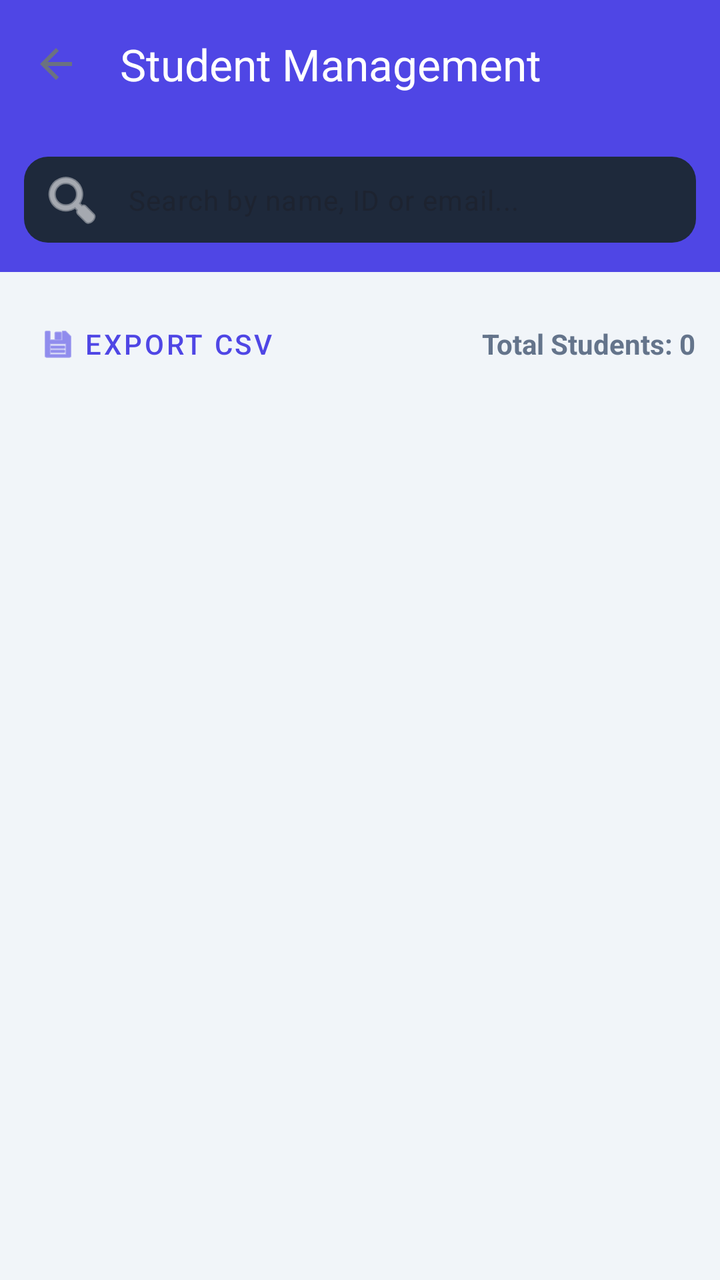
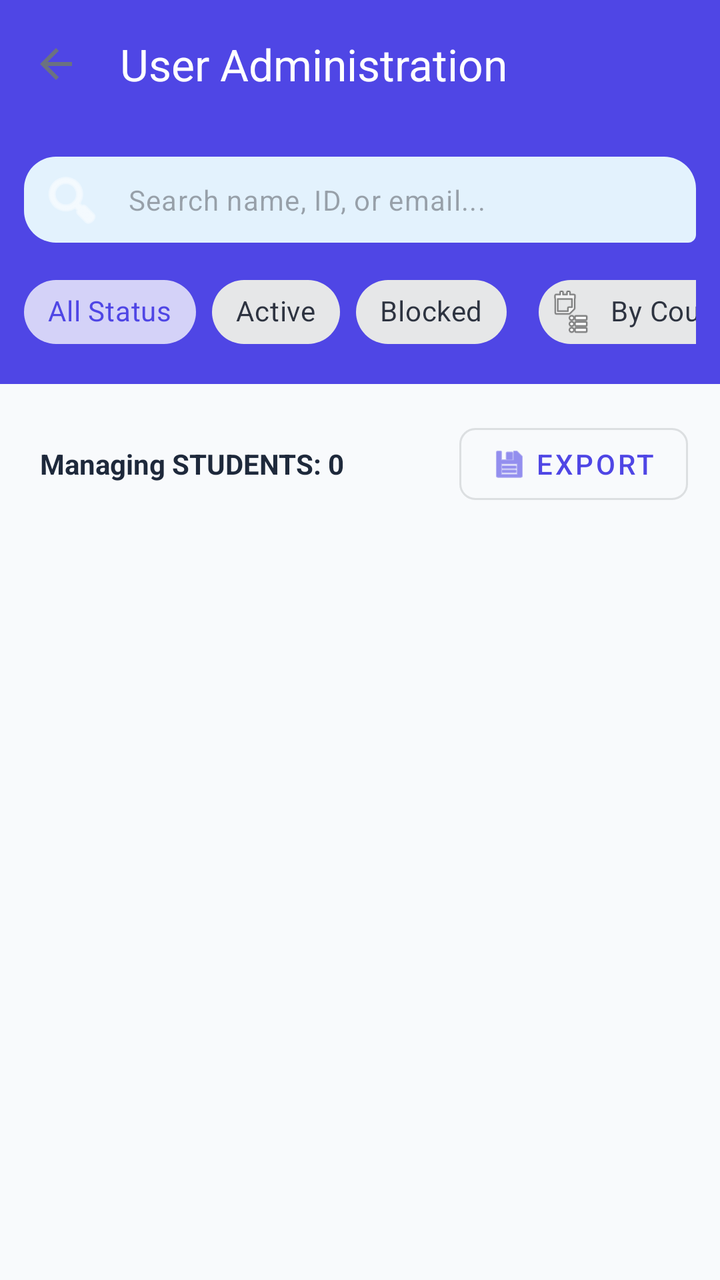

Two renders of the same Android screen: before a commit and after it. Below are the layout's source before the change and the commit's diff.
<!-- AndroidManifest.xml: application theme Theme.TestApp -->
<!-- res/layout/activity_admin_user_management.xml -->
<?xml version="1.0" encoding="utf-8"?>
<androidx.coordinatorlayout.widget.CoordinatorLayout xmlns:android="http://schemas.android.com/apk/res/android"
    xmlns:app="http://schemas.android.com/apk/res-auto"
    xmlns:tools="http://schemas.android.com/tools"
    android:layout_width="match_parent"
    android:layout_height="match_parent"
    android:background="#F1F5F9"
    tools:context=".AdminUserManagementActivity">

    <com.google.android.material.appbar.AppBarLayout
        android:layout_width="match_parent"
        android:layout_height="wrap_content">
        <androidx.appcompat.widget.Toolbar
            android:id="@+id/userMgmtToolbar"
            android:layout_width="match_parent"
            android:layout_height="?attr/actionBarSize"
            android:background="@color/colorPrimary"
            app:navigationIcon="?attr/homeAsUpIndicator"
            app:title="Student Management"
            app:titleTextColor="@color/white" />

        <com.google.android.material.textfield.TextInputLayout
            android:layout_width="match_parent"
            android:layout_height="wrap_content"
            android:padding="12dp"
            android:background="@color/colorPrimary"
            app:hintEnabled="false"
            app:startIconDrawable="@android:drawable/ic_menu_search"
            app:startIconTint="@color/white">
            <com.google.android.material.textfield.TextInputEditText
                android:id="@+id/etSearchUser"
                android:layout_width="match_parent"
                android:layout_height="wrap_content"
                android:hint="Search by name, ID or email..."
                android:textColor="@color/white"
                android:background="@drawable/bg_rounded_dark"
                android:padding="12dp"
                android:textSize="14sp" />
        </com.google.android.material.textfield.TextInputLayout>
    </com.google.android.material.appbar.AppBarLayout>

    <androidx.core.widget.NestedScrollView
        android:layout_width="match_parent"
        android:layout_height="match_parent"
        app:layout_behavior="@string/appbar_scrolling_view_behavior">

        <LinearLayout
            android:layout_width="match_parent"
            android:layout_height="wrap_content"
            android:orientation="vertical"
            android:padding="12dp">

            <LinearLayout
                android:layout_width="match_parent"
                android:layout_height="wrap_content"
                android:orientation="horizontal"
                android:gravity="center_vertical"
                android:layout_marginBottom="12dp">

                <com.google.android.material.button.MaterialButton
                    android:id="@+id/btnExportData"
                    style="@style/Widget.MaterialComponents.Button.TextButton"
                    android:layout_width="wrap_content"
                    android:layout_height="wrap_content"
                    android:text="Export CSV"
                    app:icon="@android:drawable/ic_menu_save" />

                <View android:layout_width="0dp" android:layout_height="0dp" android:layout_weight="1" />

                <TextView
                    android:id="@+id/tvUserCount"
                    android:layout_width="wrap_content"
                    android:layout_height="wrap_content"
                    android:text="Total Students: 0"
                    android:textStyle="bold"
                    android:textColor="#64748B"/>
            </LinearLayout>

            <LinearLayout
                android:id="@+id/userListContainer"
                android:layout_width="match_parent"
                android:layout_height="wrap_content"
                android:orientation="vertical" />

        </LinearLayout>
    </androidx.core.widget.NestedScrollView>

</androidx.coordinatorlayout.widget.CoordinatorLayout>
<!-- resources referenced by this layout -->
<resources>
  <color name="colorPrimary">@color/primary_indigo</color>
  <color name="white">#FFFFFFFF</color>
  <!-- drawable bg_rounded_dark (drawable) -->
  <?xml version="1.0" encoding="utf-8"?>
  <shape xmlns:android="http://schemas.android.com/apk/res/android">
      <solid android:color="#1E293B" />
      <corners android:radius="12dp" />
  </shape>
  <style name="Theme.TestApp" parent="Base.Theme.TestApp" />
  <color name="primary_indigo">#4F46E5</color>
  <style name="Base.Theme.TestApp" parent="Theme.Material3.DayNight.NoActionBar">
          
          <item name="colorPrimary">@color/blue_600</item>
          <item name="colorOnPrimary">@color/white</item>
          <item name="colorPrimaryContainer">@color/blue_500</item>
          <item name="colorOnPrimaryContainer">@color/white</item>
  
          
          <item name="colorSecondary">@color/slate_700</item>
          <item name="colorOnSecondary">@color/white</item>
          <item name="colorSecondaryContainer">#E0E7FF</item>
          <item name="colorOnSecondaryContainer">@color/blue_600</item>
  
          
          <item name="android:windowBackground">@color/slate_50</item>
          <item name="colorSurface">@color/white</item>
          <item name="colorOnSurface">@color/slate_900</item>
          <item name="colorSurfaceVariant">#F3F4F6</item>
          <item name="colorOnSurfaceVariant">@color/slate_700</item>
          <item name="colorOutline">@color/slate_200</item>
  
          
          <item name="android:textColorPrimary">@color/slate_900</item>
          <item name="android:textColorSecondary">@color/slate_500</item>
  
          
          <item name="android:statusBarColor">@color/white</item>
          <item name="android:windowLightStatusBar">true</item>
  
          
          <item name="itemIconTint">@color/nav_item_colors</item>
          <item name="itemTextColor">@color/nav_item_colors</item>
      </style>
  <color name="blue_600">@color/primary_indigo</color>
  <color name="blue_500">#6366F1</color>
  <color name="slate_700">#374151</color>
  <color name="slate_50">@color/background_off_white</color>
  <color name="slate_900">@color/text_primary_dark</color>
  <color name="slate_200">@color/border_light_grey</color>
  <color name="slate_500">@color/text_secondary_grey</color>
  <color name="background_off_white">#F9FAFB</color>
  <color name="text_primary_dark">#111827</color>
  <color name="border_light_grey">#E5E7EB</color>
  <color name="text_secondary_grey">#6B7280</color>
</resources>

<!-- the commit's change to res/layout/activity_admin_user_management.xml (unified diff, before → after) -->
@@ -4,39 +4,103 @@
     xmlns:tools="http://schemas.android.com/tools"
     android:layout_width="match_parent"
     android:layout_height="match_parent"
-    android:background="#F1F5F9"
+    android:background="#F8FAFC"
     tools:context=".AdminUserManagementActivity">
 
     <com.google.android.material.appbar.AppBarLayout
         android:layout_width="match_parent"
-        android:layout_height="wrap_content">
+        android:layout_height="wrap_content"
+        android:background="@color/colorPrimary">
+
         <androidx.appcompat.widget.Toolbar
             android:id="@+id/userMgmtToolbar"
             android:layout_width="match_parent"
             android:layout_height="?attr/actionBarSize"
-            android:background="@color/colorPrimary"
             app:navigationIcon="?attr/homeAsUpIndicator"
-            app:title="Student Management"
+            app:title="User Administration"
             app:titleTextColor="@color/white" />
 
-        <com.google.android.material.textfield.TextInputLayout
+        <LinearLayout
             android:layout_width="match_parent"
             android:layout_height="wrap_content"
-            android:padding="12dp"
-            android:background="@color/colorPrimary"
-            app:hintEnabled="false"
-            app:startIconDrawable="@android:drawable/ic_menu_search"
-            app:startIconTint="@color/white">
-            <com.google.android.material.textfield.TextInputEditText
-                android:id="@+id/etSearchUser"
+            android:orientation="vertical"
+            android:padding="12dp">
+
+            <com.google.android.material.textfield.TextInputLayout
                 android:layout_width="match_parent"
                 android:layout_height="wrap_content"
-                android:hint="Search by name, ID or email..."
-                android:textColor="@color/white"
-                android:background="@drawable/bg_rounded_dark"
-                android:padding="12dp"
-                android:textSize="14sp" />
-        </com.google.android.material.textfield.TextInputLayout>
+                app:hintEnabled="false"
+                app:startIconDrawable="@android:drawable/ic_menu_search"
+                app:startIconTint="@color/white">
+                <com.google.android.material.textfield.TextInputEditText
+                    android:id="@+id/etSearchUser"
+                    android:layout_width="match_parent"
+                    android:layout_height="wrap_content"
+                    android:hint="Search name, ID, or email..."
+                    android:textColor="@color/white"
+                    android:background="@drawable/bg_chat_bubble_user"
+                    android:padding="12dp"
+                    android:textSize="14sp" />
+            </com.google.android.material.textfield.TextInputLayout>
+
+            <HorizontalScrollView
+                android:layout_width="match_parent"
+                android:layout_height="wrap_content"
+                android:layout_marginTop="8dp"
+                android:scrollbars="none">
+                <LinearLayout
+                    android:layout_width="wrap_content"
+                    android:layout_height="wrap_content"
+                    android:orientation="horizontal">
+
+                    <com.google.android.material.chip.ChipGroup
+                        android:id="@+id/chipGroupStatus"
+                        android:layout_width="wrap_content"
+                        android:layout_height="wrap_content"
+                        app:singleSelection="true">
+                        <com.google.android.material.chip.Chip
+                            android:id="@+id/chipAll"
+                            style="@style/Widget.MaterialComponents.Chip.Choice"
+                            android:layout_width="wrap_content"
+                            android:layout_height="wrap_content"
+                            android:text="All Status"
+                            android:checked="true" />
+                        <com.google.android.material.chip.Chip
+                            android:id="@+id/chipActive"
+                            style="@style/Widget.MaterialComponents.Chip.Choice"
+                            android:layout_width="wrap_content"
+                            android:layout_height="wrap_content"
+                            android:text="Active" />
+                        <com.google.android.material.chip.Chip
+                            android:id="@+id/chipBlocked"
+                            style="@style/Widget.MaterialComponents.Chip.Choice"
+                            android:layout_width="wrap_content"
+                            android:layout_height="wrap_content"
+                            android:text="Blocked" />
+                    </com.google.android.material.chip.ChipGroup>
+
+                    <View android:layout_width="16dp" android:layout_height="1dp" />
+
+                    <com.google.android.material.chip.Chip
+                        android:id="@+id/chipCourseFilter"
+                        style="@style/Widget.MaterialComponents.Chip.Action"
+                        android:layout_width="wrap_content"
+                        android:layout_height="wrap_content"
+                        android:text="By Course: All"
+                        app:chipIcon="@android:drawable/ic_menu_agenda" />
+
+                    <View android:layout_width="8dp" android:layout_height="1dp" />
+
+                    <com.google.android.material.chip.Chip
+                        android:id="@+id/chipDateFilter"
+                        style="@style/Widget.MaterialComponents.Chip.Action"
+                        android:layout_width="wrap_content"
+                        android:layout_height="wrap_content"
+                        android:text="Date: All Time"
+                        app:chipIcon="@android:drawable/ic_menu_today" />
+                </LinearLayout>
+            </HorizontalScrollView>
+        </LinearLayout>
     </com.google.android.material.appbar.AppBarLayout>
 
     <androidx.core.widget.NestedScrollView
@@ -48,32 +112,35 @@
             android:layout_width="match_parent"
             android:layout_height="wrap_content"
             android:orientation="vertical"
-            android:padding="12dp">
+            android:padding="16dp">
 
             <LinearLayout
                 android:layout_width="match_parent"
                 android:layout_height="wrap_content"
                 android:orientation="horizontal"
                 android:gravity="center_vertical"
-                android:layout_marginBottom="12dp">
+                android:layout_marginBottom="16dp">
+
+                <TextView
+                    android:id="@+id/tvUserCount"
+                    android:layout_width="0dp"
+                    android:layout_height="wrap_content"
+                    android:layout_weight="1"
+                    android:text="Managing STUDENTS: 0"
+                    android:textSize="14sp"
+                    android:textStyle="bold"
+                    android:textColor="#1E293B"
+                    android:background="?attr/selectableItemBackground"
+                    android:padding="4dp"/>
 
                 <com.google.android.material.button.MaterialButton
                     android:id="@+id/btnExportData"
-                    style="@style/Widget.MaterialComponents.Button.TextButton"
+                    style="@style/Widget.MaterialComponents.Button.OutlinedButton"
                     android:layout_width="wrap_content"
                     android:layout_height="wrap_content"
-                    android:text="Export CSV"
-                    app:icon="@android:drawable/ic_menu_save" />
-
-                <View android:layout_width="0dp" android:layout_height="0dp" android:layout_weight="1" />
-
-                <TextView
-                    android:id="@+id/tvUserCount"
-                    android:layout_width="wrap_content"
-                    android:layout_height="wrap_content"
-                    android:text="Total Students: 0"
-                    android:textStyle="bold"
-                    android:textColor="#64748B"/>
+                    android:text="Export"
+                    app:icon="@android:drawable/ic_menu_save"
+                    app:cornerRadius="8dp"/>
             </LinearLayout>
 
             <LinearLayout
<!-- resource entries referenced after the edit -->
@@ -2,11 +2,15 @@
 <resources>
   <color name="colorPrimary">@color/primary_indigo</color>
   <color name="white">#FFFFFFFF</color>
-  <!-- drawable bg_rounded_dark (drawable) -->
+  <!-- drawable bg_chat_bubble_user (drawable) -->
   <?xml version="1.0" encoding="utf-8"?>
   <shape xmlns:android="http://schemas.android.com/apk/res/android">
-      <solid android:color="#1E293B" />
-      <corners android:radius="12dp" />
+      <solid android:color="#E3F2FD" />
+      <corners
+          android:topLeftRadius="16dp"
+          android:topRightRadius="16dp"
+          android:bottomLeftRadius="16dp"
+          android:bottomRightRadius="4dp" />
   </shape>
   <style name="Theme.TestApp" parent="Base.Theme.TestApp" />
   <color name="primary_indigo">#4F46E5</color>
